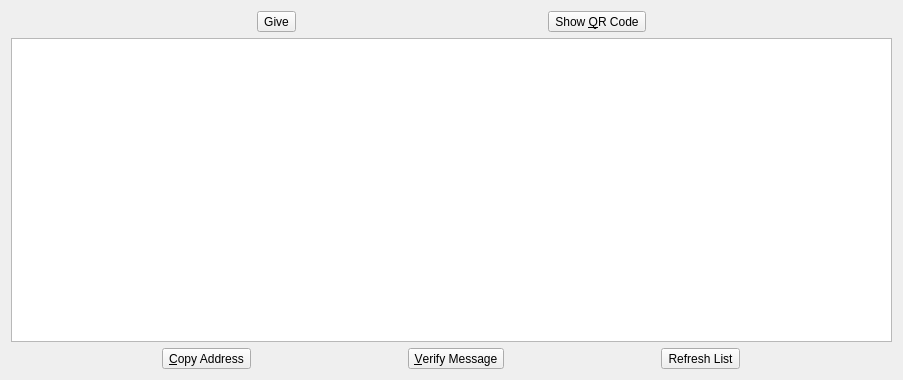
This is src/qt/forms/sharepage.ui in LittleDuke/2GIVE as Qt 5 draws it before an edit. The edited form follows.
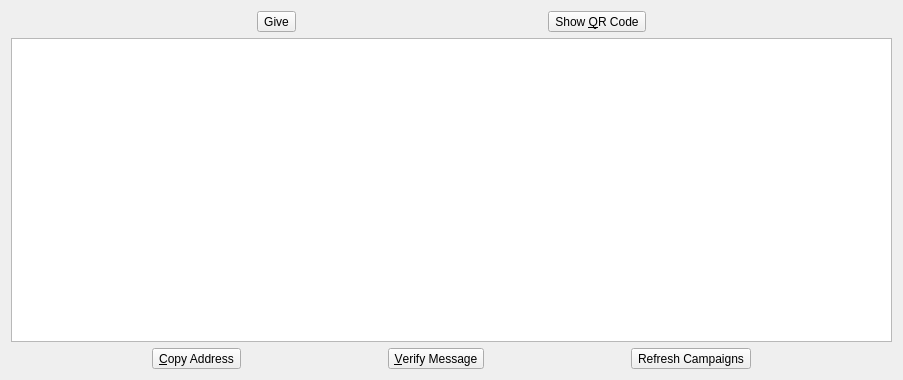
This is the edited form. Icons and pictures are not drawn.

Commit message: Updated 'share' table to 'campaigns' and enabled download of .json from web

Patch:
```diff
--- a/src/qt/forms/sharepage.ui
+++ b/src/qt/forms/sharepage.ui
@@ -109,7 +109,7 @@
         <string>Delete the currently selected address from the list</string>
        </property>
        <property name="text">
-        <string>Refresh List</string>
+        <string>Refresh Campaigns</string>
        </property>
        <property name="icon">
         <iconset resource="../bitcoin.qrc">
```
The commit also changes 5 other files.
